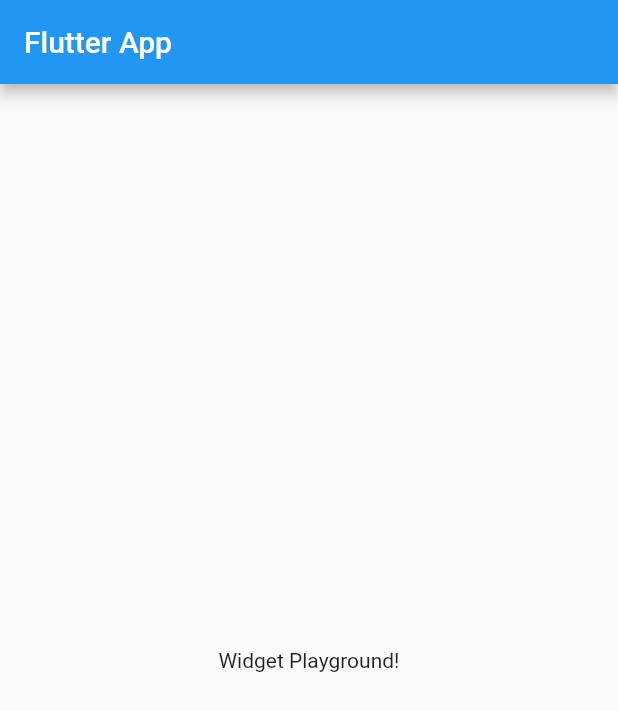
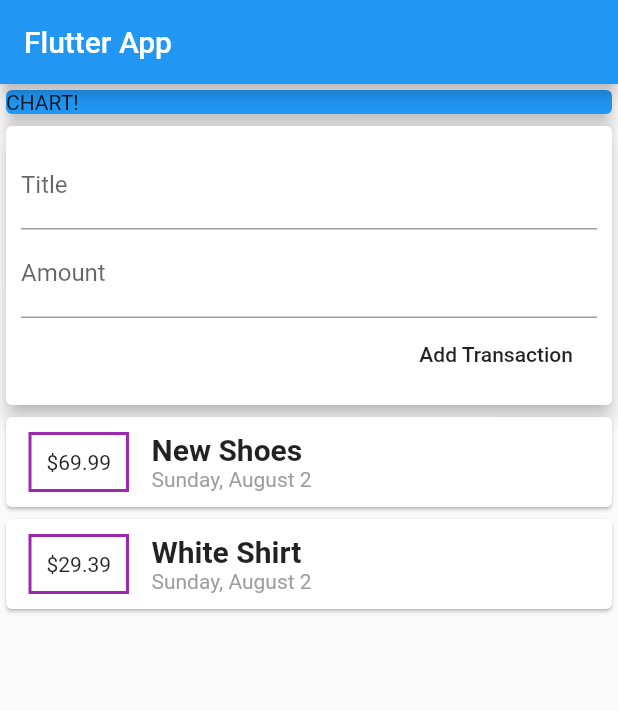
Before and after one commit to lukasmyth96/flutter_expense_tracker, a Flutter app: the screen it shows after launch, on a phone screen of 412 x 824 dp. Shown: the top 711 px of the screen. Run offline on Flutter 3.47's test engine with Material 2 defaults, Android fonts, the phone set to English and light mode, and no system bars.

Commit message:
Up to lecture 83

```diff
--- a/lib/main.dart
+++ b/lib/main.dart
@@ -1,4 +1,7 @@
 import 'package:flutter/material.dart';
+import 'package:intl/intl.dart';
+
+import './transaction.dart';
 
 void main() => runApp(MyApp());
 
@@ -13,14 +16,102 @@ class MyApp extends StatelessWidget {
 }
 
 class MyHomePage extends StatelessWidget {
+  final List<Transaction> transactions = [
+    Transaction(
+        id: 't1', title: 'New Shoes', amount: 69.99, date: DateTime.now()),
+    Transaction(
+        id: 't2', title: 'White Shirt', amount: 29.39, date: DateTime.now())
+  ];
+
+  String titleInput;
+  String amountInput;
+
   @override
   Widget build(BuildContext context) {
     return Scaffold(
       appBar: AppBar(
         title: Text('Flutter App'),
       ),
-      body: Center(
-        child: Text('Widget Playground!'),
+      body: Column(
+        crossAxisAlignment: CrossAxisAlignment.stretch,
+        children: <Widget>[
+          Card(
+            color: Colors.blue,
+            child: Container(
+              width: double.infinity,
+              child: Text('CHART!'),
+            ),
+            elevation: 5,
+          ),
+          Card(
+            elevation: 5,
+            child: Container(
+              padding: EdgeInsets.all(10),
+              child: Column(
+                crossAxisAlignment: CrossAxisAlignment.end,
+                children: <Widget>[
+                  TextField(
+                    onChanged: (value) {
+                      titleInput = value;
+                      print('Title: ${titleInput}');
+                    },
+                    decoration: InputDecoration(labelText: 'Title'),
+                  ),
+                  TextField(
+                    onChanged: (value) {
+                      amountInput = value;
+                    },
+                    decoration: InputDecoration(labelText: 'Amount'),
+                  ),
+                  FlatButton(
+                    child: Text('Add Transaction'),
+                    onPressed: () {},
+                  )
+                ],
+              ),
+            ),
+          ),
+          Column(
+            children: transactions.map((tx) {
+              return Card(
+                child: Row(
+                  mainAxisAlignment: MainAxisAlignment.start,
+                  children: <Widget>[
+                    Container(
+                        margin:
+                            EdgeInsets.symmetric(vertical: 10, horizontal: 15),
+                        decoration: BoxDecoration(
+                          border: Border.all(
+                            color: Colors.purple,
+                            width: 2,
+                          ),
+                        ),
+                        padding: EdgeInsets.all(10),
+                        child: Text("\$${tx.amount}")),
+                    Column(
+                      crossAxisAlignment: CrossAxisAlignment.start,
+                      children: <Widget>[
+                        Text(
+                          tx.title,
+                          style: TextStyle(
+                            fontWeight: FontWeight.bold,
+                            fontSize: 20,
+                          ),
+                        ),
+                        Text(
+                          DateFormat.MMMMEEEEd().format(tx.date),
+                          style: TextStyle(
+                            color: Colors.grey,
+                          ),
+                        ),
+                      ],
+                    )
+                  ],
+                ),
+              );
+            }).toList(),
+          ),
+        ],
       ),
     );
   }
--- /dev/null
+++ b/lib/transaction.dart
@@ -0,0 +1,14 @@
+import 'package:flutter/foundation.dart';
+
+class Transaction {
+  final String id;
+  final String title;
+  final double amount;
+  final DateTime date;
+
+  Transaction(
+      {@required this.id,
+      @required this.title,
+      @required this.amount,
+      @required this.date});
+}
--- a/pubspec.yaml
+++ b/pubspec.yaml
@@ -23,6 +23,7 @@ environment:
 dependencies:
   flutter:
     sdk: flutter
+  intl: ^0.16.1
 
 
   # The following adds the Cupertino Icons font to your application.
```
Also changed, not shown: pubspec.lock.
